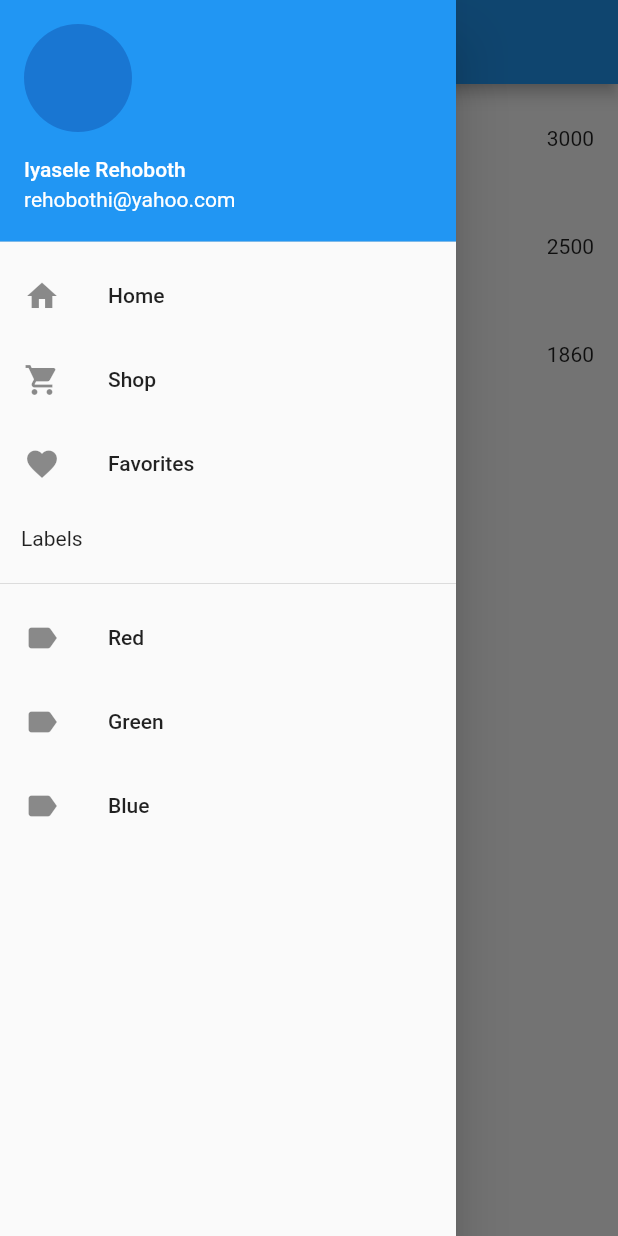
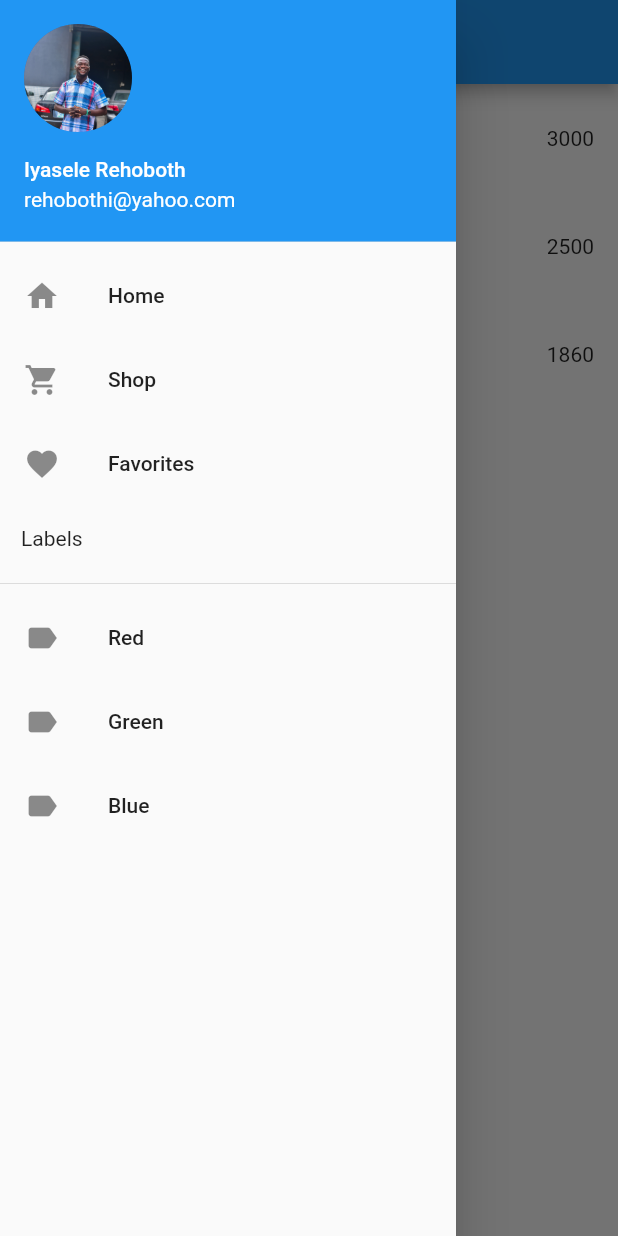
Before and after one commit to iyaselerehoboth/Coding-with-Tea-Flutter-Crash-Course, a Flutter app: the screen it shows after launch, with the side drawer open, on a phone screen of 412 x 824 dp. Run offline on Flutter 3.47's test engine with Material 2 defaults, Android fonts, the phone set to English and light mode, and no system bars; our stand-ins replace font_awesome_flutter.

Commit message:
Section 2.10: Finished work on Navigation drawer

```diff
--- a/lib/screens/Home.dart
+++ b/lib/screens/Home.dart
@@ -28,9 +28,10 @@ class _HomeState extends State<Home> {
         child: ListView(
           children: [
             const UserAccountsDrawerHeader(
+
               accountName: Text("Iyasele Rehoboth"),
               accountEmail: Text("rehobothi@yahoo.com"),
-              currentAccountPicture: CircleAvatar(),
+              currentAccountPicture: CircleAvatar(foregroundImage: AssetImage("images/KAY-2733.JPG"),),
             ),
             ListTile(leading: const Icon(Icons.home), title: const Text("Home"), onTap: (){},),
             ListTile(leading: const Icon(Icons.shopping_cart), title: const Text("Shop"), onTap: (){},),
```
Also changed, not shown: pubspec.lock, 1 other file.
